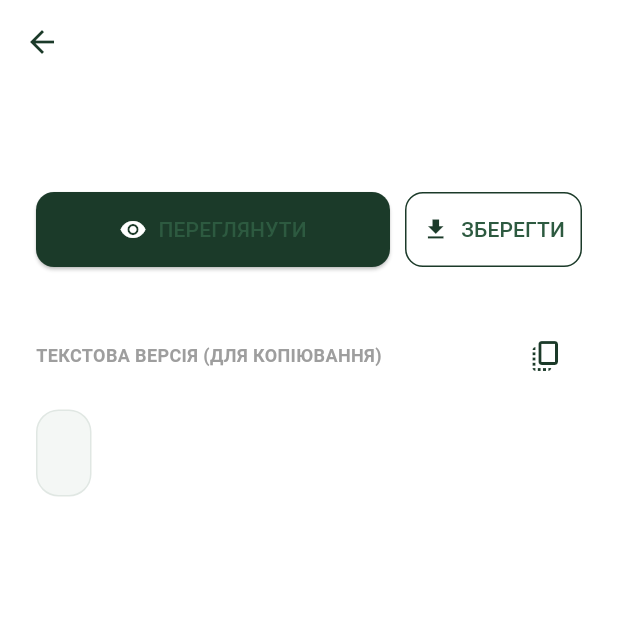
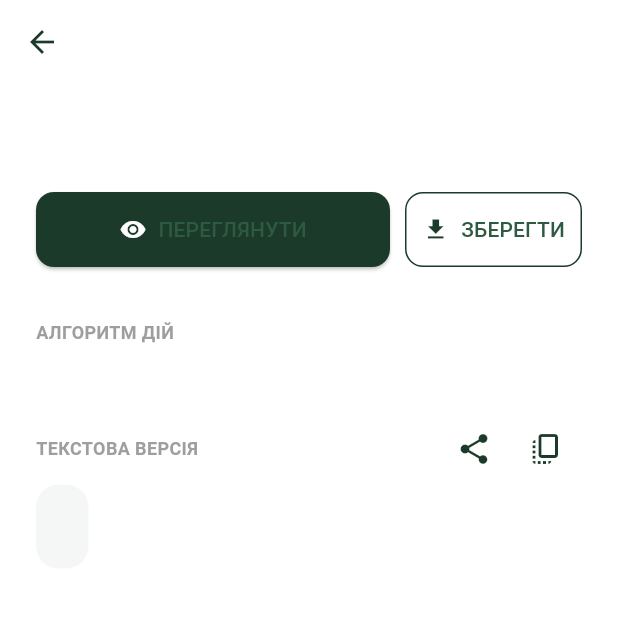
Before and after one commit to viktoriiayakivchuk/uni_helper, a Flutter app: the DocumentDetailPage screen opened directly with empty values, on a phone screen of 412 x 824 dp, the top half of it. Run offline on Flutter 3.47's test engine with Material 3 defaults, Android fonts, the phone set to English and light mode, and no system bars; our stand-ins replace cloud_firestore, firebase_auth, firebase_core, google_sign_in, share_plus, shared_preferences; missing offline and left inert: pdfx; accounts and stored records are empty; generated files the repository leaves out were written again.

Commit message:
fix: merged teammate changes and added share functionality

```diff
--- a/lib/features/documents/presentation/pages/document_detail_page.dart
+++ b/lib/features/documents/presentation/pages/document_detail_page.dart
@@ -4,10 +4,10 @@ import 'package:flutter/services.dart';
 import 'package:pdfx/pdfx.dart';
 import 'package:path_provider/path_provider.dart';
 import 'package:flutter/foundation.dart' show kIsWeb;
+import 'package:share_plus/share_plus.dart';
 
 class DocumentDetailPage extends StatefulWidget {
   final Map<String, dynamic> doc;
-
   const DocumentDetailPage({super.key, required this.doc});
 
   @override
@@ -52,15 +52,11 @@ class _DocumentDetailPageState extends State<DocumentDetailPage> {
         Directory? downloadsDir;
 
         if (Platform.isAndroid) {
-          // Прямий шлях до папки завантажень Android
           downloadsDir = Directory('/storage/emulated/0/Download');
-
-          // Якщо папка недоступна, використовуємо зовнішнє сховище додатка
           if (!await downloadsDir.exists()) {
             downloadsDir = await getExternalStorageDirectory();
           }
         } else {
-          // Для iOS використовуємо документи додатка
           downloadsDir = await getApplicationDocumentsDirectory();
         }
 
@@ -108,6 +104,7 @@ class _DocumentDetailPageState extends State<DocumentDetailPage> {
                 style: const TextStyle(fontSize: 16)),
             const SizedBox(height: 25),
 
+            // КНОПКИ: ПЕРЕГЛЯД ТА ЗАВАНТАЖЕННЯ
             Row(
               children: [
                 Expanded(
@@ -130,8 +127,8 @@ class _DocumentDetailPageState extends State<DocumentDetailPage> {
                   child: OutlinedButton.icon(
                     icon: const Icon(Icons.download, color: Color(0xFF1B3A29)),
                     label: const Text("ЗБЕРЕГТИ"),
-                    onPressed: () => _savePdf(
-                        widget.doc['pdfPath'], widget.doc['title']),
+                    onPressed: () =>
+                        _savePdf(widget.doc['pdfPath'], widget.doc['title']),
                     style: OutlinedButton.styleFrom(
                       side: const BorderSide(color: Color(0xFF1B3A29)),
                       shape: RoundedRectangleBorder(
@@ -144,29 +141,60 @@ class _DocumentDetailPageState extends State<DocumentDetailPage> {
             ),
 
             const SizedBox(height: 35),
+
+            // АЛГОРИТМ ДІЙ (ТЗ 3.44)
+            const Text("АЛГОРИТМ ДІЙ",
+                style: TextStyle(
+                    fontWeight: FontWeight.bold,
+                    fontSize: 12,
+                    color: Colors.grey)),
+            const SizedBox(height: 10),
+            ...((widget.doc['steps'] as List).map((step) => Padding(
+                  padding: const EdgeInsets.only(bottom: 8.0),
+                  child: Row(
+                    children: [
+                      const Icon(Icons.check_circle_outline,
+                          size: 18, color: Color(0xFF1B3A29)),
+                      const SizedBox(width: 10),
+                      Expanded(
+                          child:
+                              Text(step, style: const TextStyle(fontSize: 14))),
+                    ],
+                  ),
+                ))),
+
+            const SizedBox(height: 35),
+
+            // ТЕКСТОВА ВЕРСІЯ ТА КНОПКА SHARE (ТЗ 3.59)
             Row(
               mainAxisAlignment: MainAxisAlignment.spaceBetween,
               children: [
-                const Text("ТЕКСТОВА ВЕРСІЯ (ДЛЯ КОПІЮВАННЯ)",
+                const Text("ТЕКСТОВА ВЕРСІЯ",
                     style: TextStyle(
                         fontWeight: FontWeight.bold,
                         color: Colors.grey,
                         fontSize: 12)),
-                IconButton(
-                  icon: const Icon(Icons.copy_all, color: Color(0xFF1B3A29)),
-                  onPressed: () =>
-                      _copyToClipboard(context, widget.doc['template']),
+                Row(
+                  children: [
+                    IconButton(
+                      icon: const Icon(Icons.share, color: Color(0xFF1B3A29)),
+                      onPressed: () => Share.share(widget.doc['template']),
+                    ),
+                    IconButton(
+                      icon:
+                          const Icon(Icons.copy_all, color: Color(0xFF1B3A29)),
+                      onPressed: () =>
+                          _copyToClipboard(context, widget.doc['template']),
+                    ),
+                  ],
                 ),
               ],
             ),
-            const SizedBox(height: 12),
             Container(
               padding: const EdgeInsets.all(16),
               decoration: BoxDecoration(
                 color: const Color(0xFF2D5A40).withOpacity(0.05),
                 borderRadius: BorderRadius.circular(15),
-                border:
-                    Border.all(color: const Color(0xFF2D5A40).withOpacity(0.1)),
               ),
               child: SelectableText(widget.doc['template'],
                   style: const TextStyle(fontFamily: 'monospace')),
--- a/pubspec.yaml
+++ b/pubspec.yaml
@@ -11,7 +11,7 @@ dependencies:
   flutter:
     sdk: flutter
 
-  # Робота з PDF (оновлено на більш стабільний для Web пакет)
+  # Робота з PDF
   pdfx: ^2.5.0
   path_provider: ^2.1.2
 
@@ -26,7 +26,7 @@ dependencies:
   intl: ^0.20.2
   url_launcher: ^6.3.2
   shared_preferences: ^2.3.2
-  share_plus: ^12.0.1
+  share_plus: ^10.1.0 # Залишено одну стабільну версію
 
 dev_dependencies:
   flutter_test:
@@ -41,3 +41,5 @@ flutter:
     - assets/docs/indyvidual_grafik.pdf
     - assets/docs/stypendia.pdf
     - assets/docs/ugoda_praktyka.pdf
+    - assets/docs/student_card.pdf # Додано новий актив
+    - assets/docs/dormitory.pdf    # Додано новий актив
```
Also changed, not shown: lib/features/documents/data/documents_data.dart (+35 -23 lines), pubspec.lock, 2 other files.
